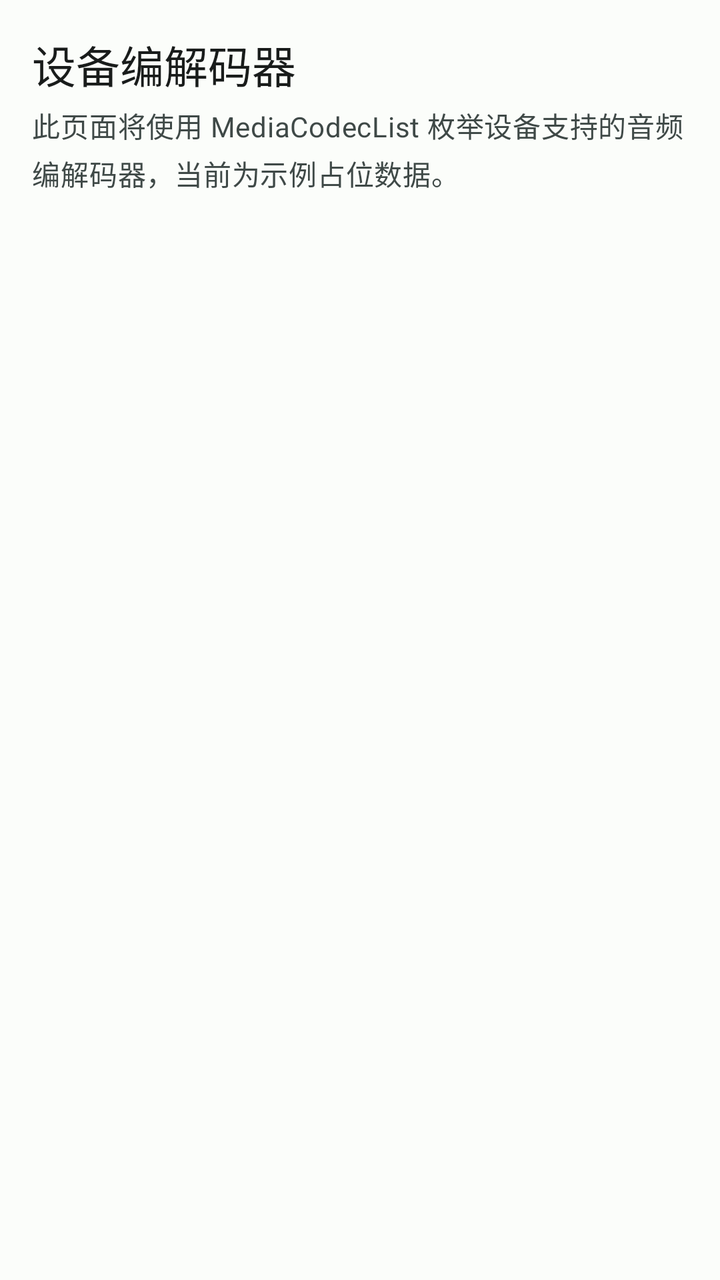
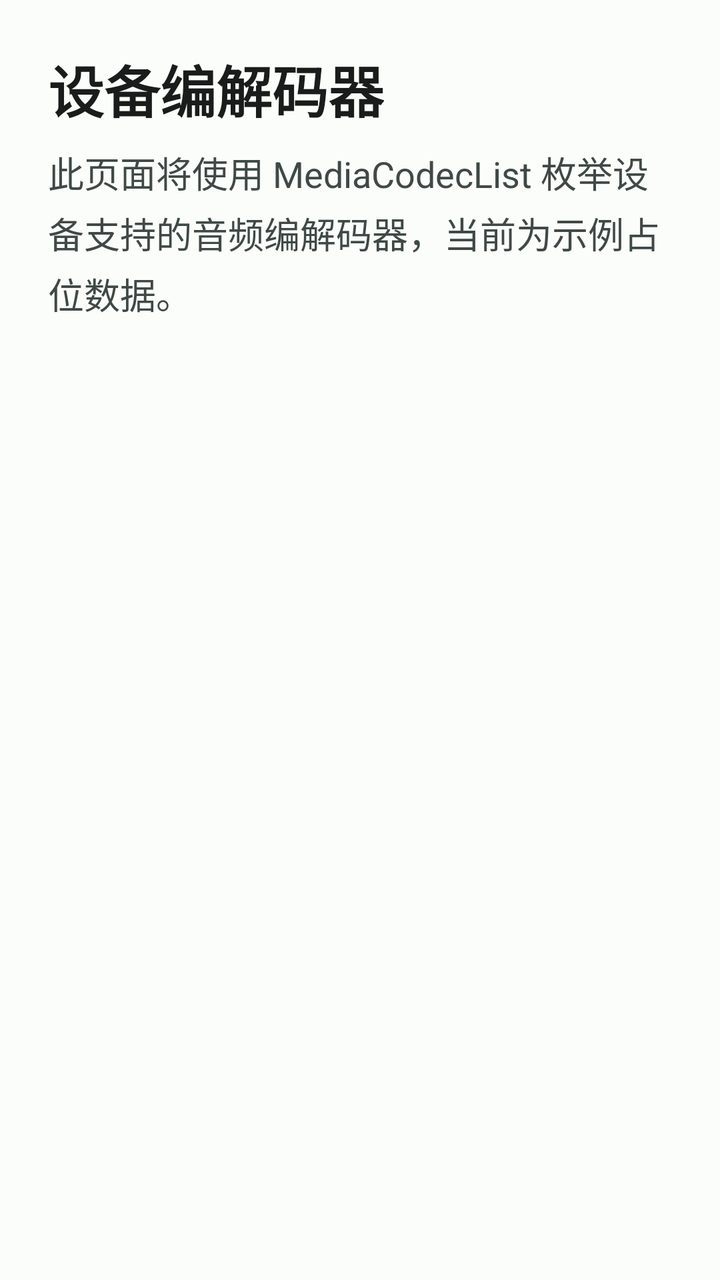

Screens rendered from an Android XML layout before and after an edit, with the pre-edit source and the edit as a unified diff.
<!-- AndroidManifest.xml: application theme Theme.AudioDecodeTestApp -->
<!-- res/layout/fragment_codecs.xml -->
<?xml version="1.0" encoding="utf-8"?>
<LinearLayout xmlns:android="http://schemas.android.com/apk/res/android"
    android:layout_width="match_parent"
    android:layout_height="match_parent"
    android:orientation="vertical"
    android:paddingStart="16dp"
    android:paddingEnd="16dp"
    android:paddingTop="16dp"
    android:paddingBottom="8dp">

    <TextView
        android:id="@+id/codecs_title"
        android:layout_width="wrap_content"
        android:layout_height="wrap_content"
        android:text="@string/codecs_title"
        android:textAppearance="?attr/textAppearanceTitleLarge"
        android:textColor="@color/on_background" />

    <TextView
        android:id="@+id/codecs_subtitle"
        android:layout_width="match_parent"
        android:layout_height="wrap_content"
        android:layout_marginTop="4dp"
        android:text="@string/codecs_subtitle"
        android:textAppearance="?attr/textAppearanceBodyMedium"
        android:textColor="@color/on_surface_variant" />

    <androidx.recyclerview.widget.RecyclerView
        android:id="@+id/recycler_codecs"
        android:layout_width="match_parent"
        android:layout_height="0dp"
        android:layout_weight="1"
        android:layout_marginTop="12dp"
        android:clipToPadding="false"
        android:paddingBottom="8dp" />
</LinearLayout>
<!-- resources referenced by this layout -->
<resources>
  <color name="on_background">#191C1B</color>
  <color name="on_surface_variant">#3F4947</color>
  <string name="codecs_subtitle">此页面将使用 MediaCodecList 枚举设备支持的音频编解码器，当前为示例占位数据。</string>
  <string name="codecs_title">设备编解码器</string>
  <style name="Theme.AudioDecodeTestApp" parent="Theme.Material3.DayNight.NoActionBar">
          <item name="colorPrimary">@color/primary</item>
          <item name="colorOnPrimary">@color/on_primary</item>
          <item name="colorPrimaryContainer">@color/primary_container</item>
          <item name="colorOnPrimaryContainer">@color/on_primary_container</item>
          <item name="colorSecondary">@color/secondary</item>
          <item name="colorOnSecondary">@color/on_secondary</item>
          <item name="android:colorBackground">@color/background</item>
          <item name="colorOnBackground">@color/on_background</item>
          <item name="colorSurface">@color/surface</item>
          <item name="colorOnSurface">@color/on_surface</item>
          <item name="colorSurfaceVariant">@color/surface_variant</item>
          <item name="colorOnSurfaceVariant">@color/on_surface_variant</item>
          <item name="android:statusBarColor">@color/primary</item>
      </style>
  <color name="primary">#006A60</color>
  <color name="on_primary">#FFFFFF</color>
  <color name="primary_container">#74F8E7</color>
  <color name="on_primary_container">#00201C</color>
  <color name="secondary">#4A635F</color>
  <color name="on_secondary">#FFFFFF</color>
  <color name="background">#FBFDFA</color>
  <color name="surface">#FBFDFA</color>
  <color name="on_surface">#191C1B</color>
  <color name="surface_variant">#DAE5E1</color>
</resources>

<!-- the commit's change to res/layout/fragment_codecs.xml (unified diff, before → after) -->
@@ -3,9 +3,9 @@
     android:layout_width="match_parent"
     android:layout_height="match_parent"
     android:orientation="vertical"
-    android:paddingStart="16dp"
-    android:paddingEnd="16dp"
-    android:paddingTop="16dp"
+    android:paddingStart="@dimen/screen_padding"
+    android:paddingEnd="@dimen/screen_padding"
+    android:paddingTop="@dimen/screen_padding"
     android:paddingBottom="8dp">
 
     <TextView
@@ -13,24 +13,26 @@
         android:layout_width="wrap_content"
         android:layout_height="wrap_content"
         android:text="@string/codecs_title"
-        android:textAppearance="?attr/textAppearanceTitleLarge"
-        android:textColor="@color/on_background" />
+        android:textColor="@color/on_background"
+        android:textSize="@dimen/text_title_large"
+        android:textStyle="bold" />
 
     <TextView
         android:id="@+id/codecs_subtitle"
         android:layout_width="match_parent"
         android:layout_height="wrap_content"
-        android:layout_marginTop="4dp"
+        android:layout_marginTop="8dp"
+        android:lineSpacingExtra="4dp"
         android:text="@string/codecs_subtitle"
-        android:textAppearance="?attr/textAppearanceBodyMedium"
-        android:textColor="@color/on_surface_variant" />
+        android:textColor="@color/on_surface_variant"
+        android:textSize="@dimen/text_body" />
 
     <androidx.recyclerview.widget.RecyclerView
         android:id="@+id/recycler_codecs"
         android:layout_width="match_parent"
         android:layout_height="0dp"
         android:layout_weight="1"
-        android:layout_marginTop="12dp"
+        android:layout_marginTop="16dp"
         android:clipToPadding="false"
         android:paddingBottom="8dp" />
 </LinearLayout>
<!-- resource entries referenced after the edit -->
@@ -2,6 +2,9 @@
 <resources>
   <color name="on_background">#191C1B</color>
   <color name="on_surface_variant">#3F4947</color>
+  <dimen name="screen_padding">24dp</dimen>
+  <dimen name="text_body">18sp</dimen>
+  <dimen name="text_title_large">28sp</dimen>
   <string name="codecs_subtitle">此页面将使用 MediaCodecList 枚举设备支持的音频编解码器，当前为示例占位数据。</string>
   <string name="codecs_title">设备编解码器</string>
   <style name="Theme.AudioDecodeTestApp" parent="Theme.Material3.DayNight.NoActionBar">
@@ -18,6 +21,8 @@
           <item name="colorSurfaceVariant">@color/surface_variant</item>
           <item name="colorOnSurfaceVariant">@color/on_surface_variant</item>
           <item name="android:statusBarColor">@color/primary</item>
+          <item name="android:navigationBarColor">@color/surface</item>
+          <item name="android:windowLightNavigationBar">true</item>
       </style>
   <color name="primary">#006A60</color>
   <color name="on_primary">#FFFFFF</color>
